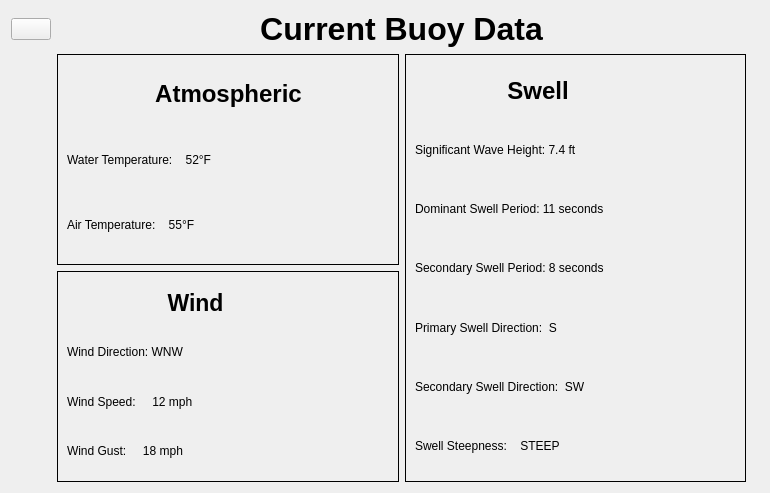
This is src/uiFiles/buoyDataWidg.ui in shindelr/SpotRater as Qt 5 draws it before an edit. The edited form follows.
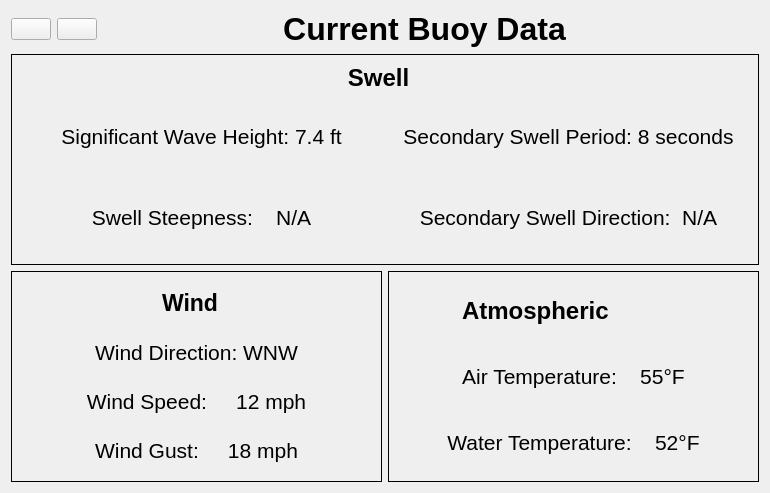
This is the edited form. Icons and pictures are not drawn.

Commit message: Buoy data converted into standard units. Rearranged buoy data page.

```diff
--- a/src/uiFiles/buoyDataWidg.ui
+++ b/src/uiFiles/buoyDataWidg.ui
@@ -19,29 +19,245 @@
   <property name="windowTitle">
    <string>Form</string>
   </property>
+  <layout class="QGridLayout" name="gridLayout_3">
+   <item row="2" column="0">
+    <layout class="QVBoxLayout" name="verticalLayout_3">
+     <item>
+      <widget class="QFrame" name="swell_frame">
+       <property name="sizePolicy">
+        <sizepolicy hsizetype="Ignored" vsizetype="Ignored">
+         <horstretch>0</horstretch>
+         <verstretch>0</verstretch>
+        </sizepolicy>
+       </property>
+       <property name="frameShape">
+        <enum>QFrame::Box</enum>
+       </property>
+       <layout class="QVBoxLayout" name="verticalLayout_2">
+        <item>
+         <layout class="QHBoxLayout" name="horizontalLayout_2">
+          <item>
+           <widget class="QLabel" name="swell_title">
+            <property name="sizePolicy">
+             <sizepolicy hsizetype="Preferred" vsizetype="Fixed">
+              <horstretch>0</horstretch>
+              <verstretch>0</verstretch>
+             </sizepolicy>
+            </property>
+            <property name="font">
+             <font>
+              <pointsize>18</pointsize>
+              <bold>true</bold>
+             </font>
+            </property>
+            <property name="text">
+             <string>Swell</string>
+            </property>
+            <property name="alignment">
+             <set>Qt::AlignCenter</set>
+            </property>
+           </widget>
+          </item>
+          <item>
+           <widget class="QLabel" name="swell_help">
+            <property name="sizePolicy">
+             <sizepolicy hsizetype="Fixed" vsizetype="Fixed">
+              <horstretch>0</horstretch>
+              <verstretch>0</verstretch>
+             </sizepolicy>
+            </property>
+            <property name="text">
+             <string/>
+            </property>
+            <property name="pixmap">
+             <pixmap>../../assets/icons/question.png</pixmap>
+            </property>
+            <property name="alignment">
+             <set>Qt::AlignRight|Qt::AlignTrailing|Qt::AlignVCenter</set>
+            </property>
+           </widget>
+          </item>
+         </layout>
+        </item>
+        <item>
   <layout class="QGridLayout" name="gridLayout">
-   <item row="0" column="0">
-    <widget class="QPushButton" name="back_button">
-     <property name="sizePolicy">
-      <sizepolicy hsizetype="Fixed" vsizetype="Fixed">
-       <horstretch>0</horstretch>
-       <verstretch>0</verstretch>
-      </sizepolicy>
-     </property>
-     <property name="cursor">
-      <cursorShape>PointingHandCursor</cursorShape>
+          <item row="2" column="1">
+           <widget class="QLabel" name="sec_swl_dir_lbl">
+            <property name="font">
+             <font>
+              <pointsize>16</pointsize>
+             </font>
      </property>
      <property name="text">
-      <string/>
-     </property>
-     <property name="icon">
-      <iconset>
-       <normaloff>back_arrow.png</normaloff>back_arrow.png</iconset>
+             <string>Secondary Swell Direction:  N/A</string>
+            </property>
+            <property name="alignment">
+             <set>Qt::AlignCenter</set>
      </property>
     </widget>
    </item>
    <item row="1" column="1">
+           <widget class="QLabel" name="sec_swl_per_lbl">
+            <property name="font">
+             <font>
+              <pointsize>16</pointsize>
+             </font>
+            </property>
+            <property name="text">
+             <string>Secondary Swell Period: 8 seconds</string>
+            </property>
+            <property name="alignment">
+             <set>Qt::AlignCenter</set>
+            </property>
+           </widget>
+          </item>
+          <item row="1" column="0">
+           <widget class="QLabel" name="dom_swell_lbl">
+            <property name="font">
+             <font>
+              <pointsize>16</pointsize>
+             </font>
+            </property>
+            <property name="text">
+             <string>Significant Wave Height: 7.4 ft</string>
+            </property>
+            <property name="alignment">
+             <set>Qt::AlignCenter</set>
+            </property>
+           </widget>
+          </item>
+          <item row="2" column="0">
+           <widget class="QLabel" name="steepness_lbl">
+            <property name="font">
+             <font>
+              <pointsize>16</pointsize>
+             </font>
+            </property>
+            <property name="text">
+             <string>Swell Steepness:    N/A</string>
+            </property>
+            <property name="alignment">
+             <set>Qt::AlignCenter</set>
+            </property>
+           </widget>
+          </item>
+         </layout>
+        </item>
+       </layout>
+      </widget>
+     </item>
+     <item>
+      <layout class="QHBoxLayout" name="horizontalLayout_4">
+       <item>
+        <widget class="QFrame" name="wind_frame">
+         <property name="sizePolicy">
+          <sizepolicy hsizetype="Ignored" vsizetype="Ignored">
+           <horstretch>0</horstretch>
+           <verstretch>0</verstretch>
+          </sizepolicy>
+         </property>
+         <property name="frameShape">
+          <enum>QFrame::Box</enum>
+         </property>
+         <property name="frameShadow">
+          <enum>QFrame::Plain</enum>
+         </property>
+         <layout class="QVBoxLayout" name="verticalLayout">
+          <item>
+           <layout class="QHBoxLayout" name="horizontalLayout">
+            <item>
+             <widget class="QLabel" name="wind_title">
+              <property name="font">
+               <font>
+                <pointsize>17</pointsize>
+                <bold>true</bold>
+               </font>
+              </property>
+              <property name="text">
+               <string>Wind</string>
+              </property>
+              <property name="alignment">
+               <set>Qt::AlignCenter</set>
+              </property>
+             </widget>
+            </item>
+            <item>
+             <widget class="QLabel" name="wind_help">
+              <property name="sizePolicy">
+               <sizepolicy hsizetype="Fixed" vsizetype="Preferred">
+                <horstretch>0</horstretch>
+                <verstretch>0</verstretch>
+               </sizepolicy>
+              </property>
+              <property name="text">
+               <string/>
+              </property>
+              <property name="pixmap">
+               <pixmap>../../assets/icons/question.png</pixmap>
+              </property>
+              <property name="alignment">
+               <set>Qt::AlignRight|Qt::AlignTrailing|Qt::AlignVCenter</set>
+              </property>
+             </widget>
+            </item>
+           </layout>
+          </item>
+          <item>
+           <widget class="QLabel" name="wind_dir_lbl">
+            <property name="font">
+             <font>
+              <pointsize>16</pointsize>
+             </font>
+            </property>
+            <property name="text">
+             <string>Wind Direction: WNW</string>
+            </property>
+            <property name="alignment">
+             <set>Qt::AlignCenter</set>
+            </property>
+           </widget>
+          </item>
+          <item>
+           <widget class="QLabel" name="wind_spd_lbl">
+            <property name="font">
+             <font>
+              <pointsize>16</pointsize>
+             </font>
+            </property>
+            <property name="text">
+             <string>Wind Speed:     12 mph</string>
+            </property>
+            <property name="alignment">
+             <set>Qt::AlignCenter</set>
+            </property>
+           </widget>
+          </item>
+          <item>
+           <widget class="QLabel" name="wind_gust_lbl">
+            <property name="font">
+             <font>
+              <pointsize>16</pointsize>
+             </font>
+            </property>
+            <property name="text">
+             <string>Wind Gust:     18 mph</string>
+            </property>
+            <property name="alignment">
+             <set>Qt::AlignCenter</set>
+            </property>
+           </widget>
+          </item>
+         </layout>
+        </widget>
+       </item>
+       <item>
     <widget class="QFrame" name="atmos_frame">
+         <property name="sizePolicy">
+          <sizepolicy hsizetype="Ignored" vsizetype="Minimum">
+           <horstretch>0</horstretch>
+           <verstretch>0</verstretch>
+          </sizepolicy>
+         </property>
      <property name="frameShape">
       <enum>QFrame::Box</enum>
      </property>
@@ -62,186 +278,44 @@
         </property>
        </widget>
       </item>
-      <item row="0" column="1">
-       <widget class="QLabel" name="atmos_title">
-        <property name="sizePolicy">
-         <sizepolicy hsizetype="Fixed" vsizetype="Preferred">
-          <horstretch>0</horstretch>
-          <verstretch>0</verstretch>
-         </sizepolicy>
-        </property>
-        <property name="font">
-         <font>
-          <pointsize>18</pointsize>
-          <bold>true</bold>
-         </font>
-        </property>
-        <property name="text">
-         <string>Atmospheric</string>
-        </property>
-        <property name="alignment">
-         <set>Qt::AlignCenter</set>
-        </property>
-       </widget>
-      </item>
       <item row="2" column="0" colspan="3">
        <widget class="QLabel" name="water_temp_lbl">
+            <property name="font">
+             <font>
+              <pointsize>16</pointsize>
+             </font>
+            </property>
         <property name="text">
          <string>Water Temperature:    52°F</string>
         </property>
-       </widget>
-      </item>
-      <item row="3" column="0" colspan="3">
+            <property name="alignment">
+             <set>Qt::AlignCenter</set>
+            </property>
+           </widget>
+          </item>
+          <item row="1" column="1">
        <widget class="QLabel" name="air_temp_lbl">
+            <property name="font">
+             <font>
+              <pointsize>16</pointsize>
+             </font>
+            </property>
         <property name="text">
          <string>Air Temperature:    55°F</string>
         </property>
-       </widget>
-      </item>
-     </layout>
-    </widget>
-   </item>
-   <item row="2" column="1">
-    <widget class="QFrame" name="wind_frame">
-     <property name="frameShape">
-      <enum>QFrame::Box</enum>
-     </property>
-     <property name="frameShadow">
-      <enum>QFrame::Plain</enum>
-     </property>
-     <layout class="QGridLayout" name="gridLayout_3">
-      <item row="4" column="0">
-       <widget class="QLabel" name="wind_spd_lbl">
-        <property name="text">
-         <string>Wind Speed:     12 mph</string>
-        </property>
-       </widget>
-      </item>
-      <item row="5" column="0">
-       <widget class="QLabel" name="wind_gust_lbl">
-        <property name="text">
-         <string>Wind Gust:     18 mph</string>
-        </property>
-       </widget>
-      </item>
-      <item row="3" column="0">
-       <widget class="QLabel" name="wind_dir_lbl">
-        <property name="text">
-         <string>Wind Direction: WNW</string>
-        </property>
-       </widget>
-      </item>
-      <item row="1" column="3">
-       <widget class="QLabel" name="wind_help">
-        <property name="text">
-         <string/>
-        </property>
-        <property name="pixmap">
-         <pixmap>../../assets/icons/question.png</pixmap>
-        </property>
-        <property name="alignment">
-         <set>Qt::AlignRight|Qt::AlignTrailing|Qt::AlignVCenter</set>
-        </property>
-       </widget>
-      </item>
-      <item row="1" column="0" colspan="3">
-       <widget class="QLabel" name="wind_title">
-        <property name="font">
-         <font>
-          <pointsize>17</pointsize>
-          <bold>true</bold>
-         </font>
-        </property>
-        <property name="text">
-         <string>Wind</string>
-        </property>
         <property name="alignment">
          <set>Qt::AlignCenter</set>
         </property>
        </widget>
       </item>
-     </layout>
-    </widget>
-   </item>
-   <item row="0" column="3">
-    <widget class="QLabel" name="label_9">
+          <item row="0" column="1">
+           <widget class="QLabel" name="atmos_title">
      <property name="sizePolicy">
       <sizepolicy hsizetype="Fixed" vsizetype="Preferred">
        <horstretch>0</horstretch>
        <verstretch>0</verstretch>
       </sizepolicy>
      </property>
-     <property name="text">
-      <string/>
-     </property>
-     <property name="pixmap">
-      <pixmap>../../assets/icons/buoy64.png</pixmap>
-     </property>
-    </widget>
-   </item>
-   <item row="1" column="2" rowspan="2">
-    <widget class="QFrame" name="swell_frame">
-     <property name="frameShape">
-      <enum>QFrame::Box</enum>
-     </property>
-     <layout class="QGridLayout" name="gridLayout_4">
-      <item row="2" column="0" colspan="3">
-       <widget class="QLabel" name="dom_swl_period_lb">
-        <property name="text">
-         <string>Dominant Swell Period: 11 seconds</string>
-        </property>
-       </widget>
-      </item>
-      <item row="1" column="0">
-       <widget class="QLabel" name="sigWaveHT_lbl">
-        <property name="text">
-         <string>Significant Wave Height: 7.4 ft</string>
-        </property>
-       </widget>
-      </item>
-      <item row="4" column="0">
-       <widget class="QLabel" name="pr_swl_dir_lbl">
-        <property name="text">
-         <string>Primary Swell Direction:  S</string>
-        </property>
-       </widget>
-      </item>
-      <item row="5" column="0">
-       <widget class="QLabel" name="sec_swl_dir_lbl">
-        <property name="text">
-         <string>Secondary Swell Direction:  SW</string>
-        </property>
-       </widget>
-      </item>
-      <item row="0" column="2">
-       <widget class="QLabel" name="swell_help">
-        <property name="text">
-         <string/>
-        </property>
-        <property name="pixmap">
-         <pixmap>../../assets/icons/question.png</pixmap>
-        </property>
-        <property name="alignment">
-         <set>Qt::AlignRight|Qt::AlignTrailing|Qt::AlignVCenter</set>
-        </property>
-       </widget>
-      </item>
-      <item row="3" column="0" colspan="3">
-       <widget class="QLabel" name="sec_swl_per_lbl">
-        <property name="text">
-         <string>Secondary Swell Period: 8 seconds</string>
-        </property>
-       </widget>
-      </item>
-      <item row="6" column="0">
-       <widget class="QLabel" name="steepness_lbl">
-        <property name="text">
-         <string>Swell Steepness:    STEEP</string>
-        </property>
-       </widget>
-      </item>
-      <item row="0" column="0" colspan="2">
-       <widget class="QLabel" name="swell_title">
         <property name="font">
          <font>
           <pointsize>18</pointsize>
@@ -249,18 +323,67 @@
          </font>
         </property>
         <property name="text">
-         <string>Swell</string>
+             <string>Atmospheric</string>
         </property>
         <property name="alignment">
-         <set>Qt::AlignCenter</set>
+             <set>Qt::AlignLeading|Qt::AlignLeft|Qt::AlignVCenter</set>
         </property>
        </widget>
       </item>
      </layout>
     </widget>
    </item>
-   <item row="0" column="1" colspan="2">
-    <widget class="QLabel" name="label">
+      </layout>
+     </item>
+    </layout>
+   </item>
+   <item row="1" column="0">
+    <layout class="QHBoxLayout" name="horizontalLayout_3">
+     <item>
+      <widget class="QPushButton" name="back_button">
+       <property name="sizePolicy">
+        <sizepolicy hsizetype="Fixed" vsizetype="Fixed">
+         <horstretch>0</horstretch>
+         <verstretch>0</verstretch>
+        </sizepolicy>
+       </property>
+       <property name="cursor">
+        <cursorShape>PointingHandCursor</cursorShape>
+       </property>
+       <property name="text">
+        <string/>
+       </property>
+       <property name="icon">
+        <iconset>
+         <normaloff>back_arrow.png</normaloff>back_arrow.png</iconset>
+       </property>
+      </widget>
+     </item>
+     <item>
+      <widget class="QPushButton" name="refresh_button">
+       <property name="sizePolicy">
+        <sizepolicy hsizetype="Fixed" vsizetype="Fixed">
+         <horstretch>0</horstretch>
+         <verstretch>0</verstretch>
+        </sizepolicy>
+       </property>
+       <property name="text">
+        <string/>
+       </property>
+       <property name="icon">
+        <iconset>
+         <normaloff>../../assets/icons/refresh_arrow16.png</normaloff>../../assets/icons/refresh_arrow16.png</iconset>
+       </property>
+      </widget>
+     </item>
+     <item>
+      <widget class="QLabel" name="page_title">
+       <property name="sizePolicy">
+        <sizepolicy hsizetype="Preferred" vsizetype="Fixed">
+         <horstretch>0</horstretch>
+         <verstretch>0</verstretch>
+        </sizepolicy>
+       </property>
      <property name="text">
       <string>&lt;html&gt;&lt;head/&gt;&lt;body&gt;&lt;p&gt;&lt;span style=&quot; font-size:24pt; font-weight:700;&quot;&gt;Current Buoy Data&lt;/span&gt;&lt;/p&gt;&lt;/body&gt;&lt;/html&gt;</string>
      </property>
@@ -268,6 +391,24 @@
       <set>Qt::AlignCenter</set>
      </property>
     </widget>
+     </item>
+     <item>
+      <widget class="QLabel" name="buoy_icon">
+       <property name="sizePolicy">
+        <sizepolicy hsizetype="Fixed" vsizetype="Fixed">
+         <horstretch>0</horstretch>
+         <verstretch>0</verstretch>
+        </sizepolicy>
+       </property>
+       <property name="text">
+        <string/>
+       </property>
+       <property name="pixmap">
+        <pixmap>../../assets/icons/buoy64.png</pixmap>
+       </property>
+      </widget>
+     </item>
+    </layout>
    </item>
   </layout>
  </widget>
```
Lines whose indentation alone changed are shown as unchanged. The commit also changes 6 other files.
